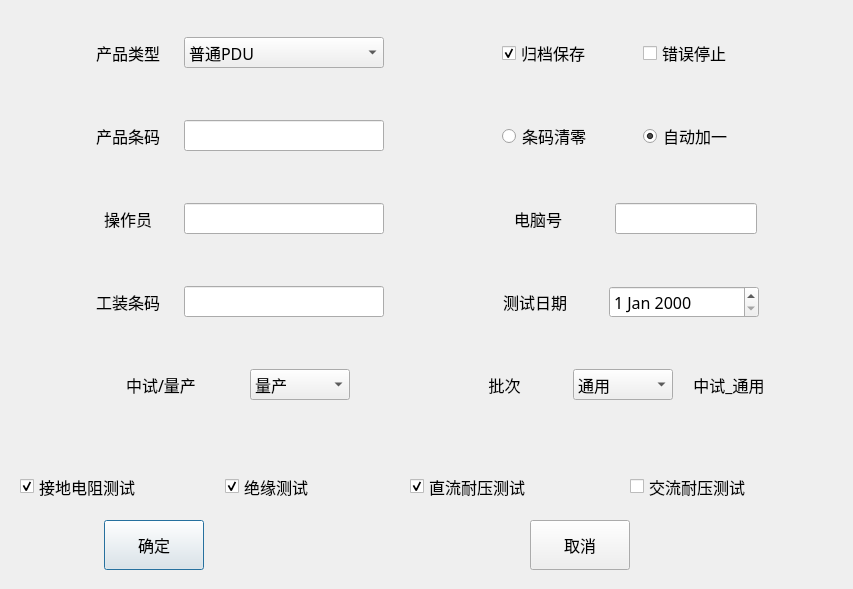
First picture: the form in SafetyTest/common/testcom/testserialnumdlg.ui, repository ChinaClever/CleverTool, before the edit.
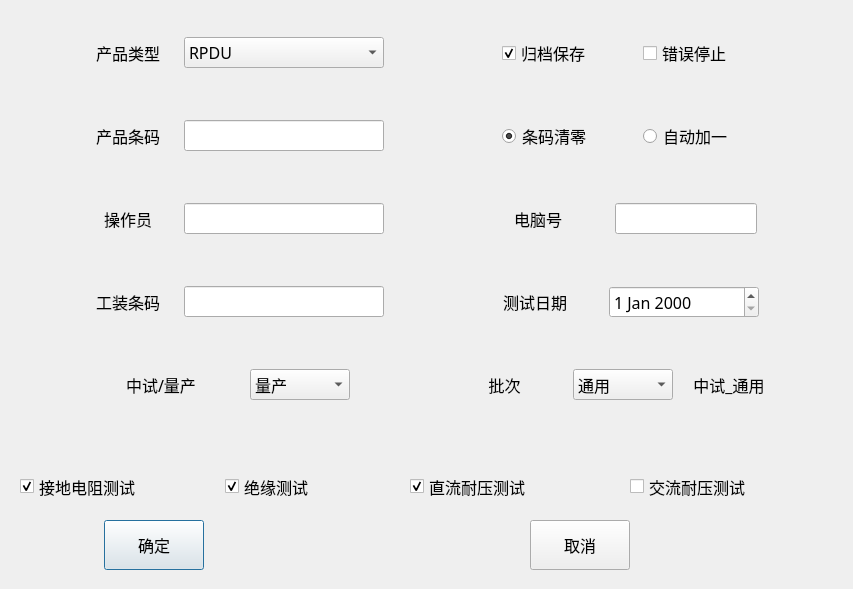
Second picture: the form after the edit.

```diff
--- a/SafetyTest/common/testcom/testserialnumdlg.ui
+++ b/SafetyTest/common/testcom/testserialnumdlg.ui
@@ -234,7 +234,7 @@
          <string>条码清零</string>
         </property>
         <property name="checked">
-         <bool>false</bool>
+         <bool>true</bool>
         </property>
        </widget>
       </item>
@@ -256,7 +256,7 @@
          <string>自动加一</string>
         </property>
         <property name="checked">
-         <bool>true</bool>
+         <bool>false</bool>
         </property>
        </widget>
       </item>
@@ -304,8 +304,13 @@
          </size>
         </property>
         <property name="currentText">
-         <string>普通PDU</string>
+         <string>RPDU</string>
         </property>
+        <item>
+         <property name="text">
+          <string>RPDU</string>
+         </property>
+        </item>
         <item>
          <property name="text">
           <string>普通PDU</string>
```
